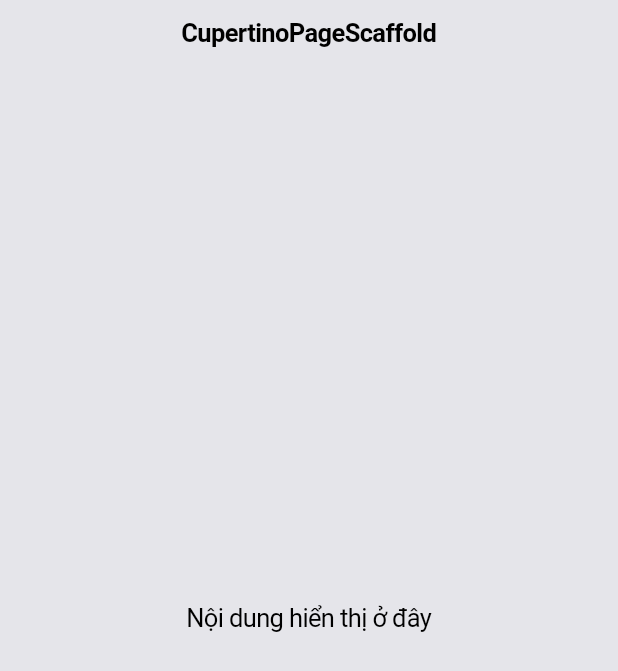
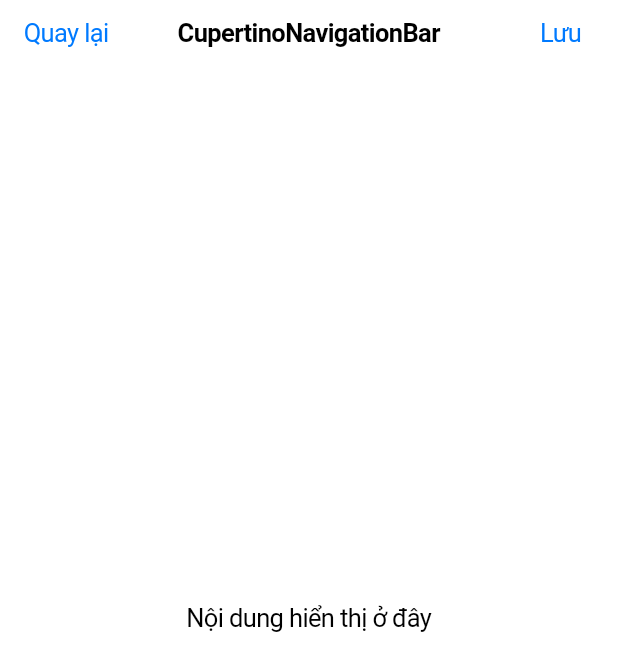
Before and after one commit to LoTrinhTuHocFlutter/Cupertino, a Flutter app: the screen it shows after launch, on a phone screen of 412 x 824 dp. Shown: the top 671 px of the screen. Run offline on Flutter 3.47's test engine with Material 3 defaults, Android fonts, the phone set to English and light mode, and no system bars.

Commit message:
Add Widget CupertinoNavigationBar

```diff
--- a/lib/main.dart
+++ b/lib/main.dart
@@ -1,4 +1,4 @@
-import 'package:cupertino/widgets/cupertino_page_scaffold_example.dart';
+import 'package:cupertino/widgets/cupertino_navigation_bar_example.dart';
 import 'package:flutter/cupertino.dart';
 
 void main() {
@@ -12,7 +12,7 @@ class MyApp extends StatelessWidget {
   Widget build(BuildContext context) {
     return CupertinoApp(
       debugShowCheckedModeBanner: false,
-      home: CupertinoPageScaffoldExample(),
+      home: CupertinoNavigationBarExample(),
     );
   }
 }
--- /dev/null
+++ b/lib/widgets/cupertino_navigation_bar_example.dart
@@ -0,0 +1,33 @@
+import 'package:flutter/cupertino.dart';
+
+class CupertinoNavigationBarExample extends StatelessWidget {
+  const CupertinoNavigationBarExample({super.key});
+
+  @override
+  Widget build(BuildContext context) {
+    return CupertinoPageScaffold(
+      navigationBar: CupertinoNavigationBar(
+        middle: const Text('CupertinoNavigationBar'),
+        leading: CupertinoButton(
+          padding: EdgeInsets.zero,
+          child: const Text(
+            'Quay lại',
+          ),
+          onPressed: () => debugPrint('Nhấn vào nút Quay lại'),
+        ),
+        trailing: CupertinoButton(
+          padding: EdgeInsets.zero,
+          child: const Text(
+            'Lưu',
+          ),
+          onPressed: () => debugPrint('Bấm vào nút Lưu'),
+        ),
+      ),
+      child: const Center(
+        child: Text(
+          'Nội dung hiển thị ở đây',
+        ),
+      ),
+    );
+  }
+}
```
